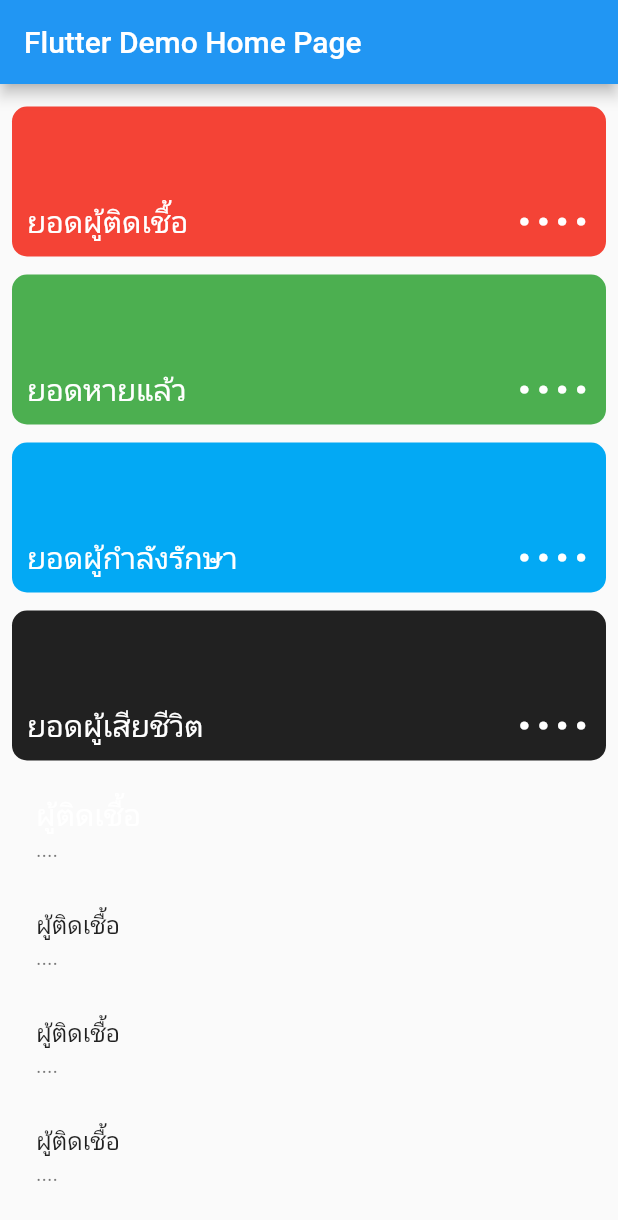
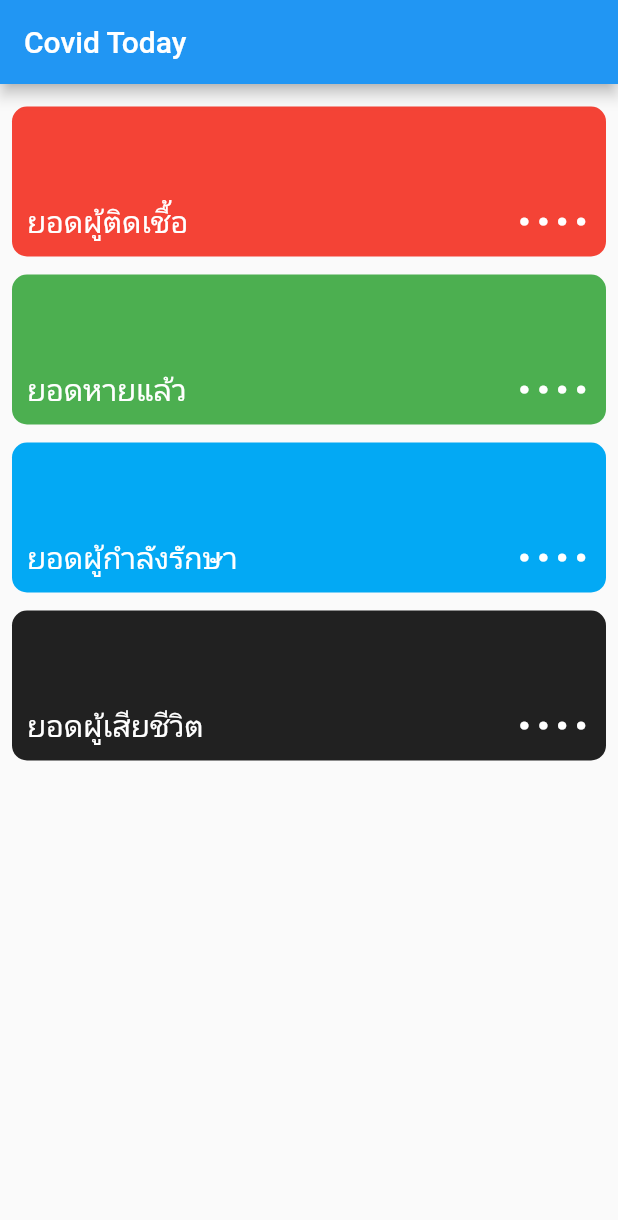
Before and after one commit to suriya43426/cocovid_flutter_async, a Flutter app: the screen it shows after launch, on a phone screen of 412 x 824 dp. Shown: the top 1220 px of the screen. Run offline on Flutter 3.47's test engine with Material 2 defaults, Android fonts, the phone set to English and light mode, and no system bars.

```diff
--- a/lib/covid_today_result.dart
+++ b/lib/covid_today_result.dart
@@ -1,8 +1,3 @@
-// To parse this JSON data, do
-//
-//     final covidTodayResult = covidTodayResultFromJson(jsonString);
-
-import 'package:meta/meta.dart';
 import 'dart:convert';
 
 CovidTodayResult covidTodayResultFromJson(String str) => CovidTodayResult.fromJson(json.decode(str));
--- a/lib/main.dart
+++ b/lib/main.dart
@@ -1,9 +1,7 @@
-import 'package:covid19/stat_box.dart';
 import 'package:flutter/cupertino.dart';
 import 'package:flutter/material.dart';
 import 'package:flutter/widgets.dart';
-import 'package:http/http.dart' as http;
-import 'package:covid19/covid_today_result.dart';
+import 'my_home_page.dart';
 
 void main() => runApp(MyApp());
 
@@ -15,86 +13,8 @@ class MyApp extends StatelessWidget {
       theme: ThemeData(
         primarySwatch: Colors.blue,
       ),
-      home: MyHomePage(title: 'Flutter Demo Home Page'),
+      home: MyHomePage(title: 'Covid Today'),
       debugShowCheckedModeBanner: false,
     );
   }
 }
-
-class MyHomePage extends StatefulWidget {
-  MyHomePage({Key? key, required this.title}) : super(key: key);
-  final String title;
-
-  @override
-  _MyHomePageState createState() => _MyHomePageState();
-}
-
-class _MyHomePageState extends State<MyHomePage> {
-  void iniState() {
-    super.initState();
-    print('init');
-  }
-
-  Future<CovidTodayResult> getData() async {
-    var url = Uri.parse(
-        'https://covid19.th-stat.com/json/covid19v2/getTodayCases.json');
-    var response = await http.get(url);
-    var result = covidTodayResultFromJson(response.body);
-    return result;
-  }
-
-  @override
-  Widget build(BuildContext context) {
-    return Scaffold(
-      appBar: AppBar(
-        title: Text(widget.title),
-      ),
-      body: FutureBuilder(
-        future: getData(),
-        builder:
-            (BuildContext context, AsyncSnapshot<CovidTodayResult> snapshot) {
-          if (snapshot.connectionState == ConnectionState.done) {
-            var result = snapshot.data;
-            return Padding(
-              padding: EdgeInsets.fromLTRB(8.0,15.0,8.0,15.0),
-              child: ListView(
-                children: [
-                  StatBox(title:'ยอดผู้ติดเชื้อ',total: result?.confirmed, backgroundColor: Colors.red),
-                  SizedBox(height: 12,),
-                  StatBox(title:'ยอดหายแล้ว',total: result?.recovered, backgroundColor: Colors.green),
-                  SizedBox(height: 12,),
-                  StatBox(title:'ยอดผู้กำลังรักษา',total: result?.hospitalized, backgroundColor: Colors.lightBlue),
-                  SizedBox(height: 12,),
-                  StatBox(title:'ยอดผู้เสียชีวิต',total: result?.deaths, backgroundColor: Colors.black87),
-                  SizedBox(height: 12,),
-                  ListTile(
-                      title: Text(
-                        'ผู้ติดเชื้อ',
-                        style: TextStyle(
-                          color: Colors.white,
-                          fontSize: 20,
-                        ),
-                      ),
-                      subtitle: Text('${result?.confirmed ?? '....'}')),
-                  ListTile(
-                    title: Text('ผู้ติดเชื้อ'),
-                    subtitle: Text('${result?.confirmed ?? '....'}'),
-                  ),
-                  ListTile(
-                    title: Text('ผู้ติดเชื้อ'),
-                    subtitle: Text('${result?.confirmed ?? '....'}'),
-                  ),
-                  ListTile(
-                    title: Text('ผู้ติดเชื้อ'),
-                    subtitle: Text('${result?.confirmed ?? '....'}'),
-                  ),
-                ],
-              ),
-            );
-          }
-          return LinearProgressIndicator();
-        },
-      ),
-    );
-  }
-}
--- /dev/null
+++ b/lib/my_home_page.dart
@@ -0,0 +1,83 @@
+import 'package:covid19/stat_box.dart';
+import 'package:flutter/material.dart';
+import 'covid_today_result.dart';
+
+class MyHomePage extends StatefulWidget {
+  MyHomePage({Key? key, required this.title}) : super(key: key);
+  final String title;
+
+  @override
+  _MyHomePageState createState() => _MyHomePageState();
+}
+
+class _MyHomePageState extends State<MyHomePage> {
+  get http => null;
+
+  void iniState() {
+    super.initState();
+    print('init');
+  }
+
+  Future<CovidTodayResult> getData() async {
+    var url = Uri.parse(
+        'https://covid19.th-stat.com/json/covid19v2/getTodayCases.json');
+    var response = await http.get(url);
+    var result = covidTodayResultFromJson(response.body);
+    return result;
+  }
+
+  @override
+  Widget build(BuildContext context) {
+    return Scaffold(
+      appBar: AppBar(
+        title: Text(widget.title),
+      ),
+      body: FutureBuilder(
+        future: getData(),
+        builder:
+            (BuildContext context, AsyncSnapshot<CovidTodayResult> snapshot) {
+          if (snapshot.connectionState == ConnectionState.done) {
+            var result = snapshot.data;
+            return Padding(
+              padding: EdgeInsets.fromLTRB(8.0, 15.0, 8.0, 15.0),
+              child: ListView(
+                children: [
+                  StatBox(
+                    title: 'ยอดผู้ติดเชื้อ',
+                    total: result?.confirmed,
+                    backgroundColor: Colors.red,
+                  ),
+                  SizedBox(
+                    height: 12,
+                  ),
+                  StatBox(
+                    title: 'ยอดหายแล้ว',
+                    total: result?.recovered,
+                    backgroundColor: Colors.green,
+                  ),
+                  SizedBox(
+                    height: 12,
+                  ),
+                  StatBox(
+                    title: 'ยอดผู้กำลังรักษา',
+                    total: result?.hospitalized,
+                    backgroundColor: Colors.lightBlue,
+                  ),
+                  SizedBox(
+                    height: 12,
+                  ),
+                  StatBox(
+                    title: 'ยอดผู้เสียชีวิต',
+                    total: result?.deaths,
+                    backgroundColor: Colors.black87,
+                  ),
+                ],
+              ),
+            );
+          }
+          return LinearProgressIndicator();
+        },
+      ),
+    );
+  }
+}
--- /dev/null
+++ b/lib/src/config/theme.dart
@@ -0,0 +1,14 @@
+import 'package:flutter/material.dart';
+
+class Theme {
+  const Theme();
+
+  static const Color gradientStart = const Color(0xff57CBE6);
+  static const Color gradientEnd = const Color(0xff5649E6);
+
+  static const gradient = const LinearGradient(
+      colors: [gradientStart, gradientEnd],
+      begin: Alignment.topCenter,
+      end: Alignment.bottomCenter,
+      stops: [0.0, 1.0]);
+}
--- a/pubspec.yaml
+++ b/pubspec.yaml
@@ -28,6 +28,7 @@ dependencies:
   # Use with the CupertinoIcons class for iOS style icons.
   cupertino_icons: ^1.0.2
   http: ^0.13.3
+  intl: ^0.17.0
 
 dev_dependencies:
   flutter_test:
```
Also changed, not shown: lib/stat_box.dart (+7 -5 lines), pubspec.lock, 1 other file.
